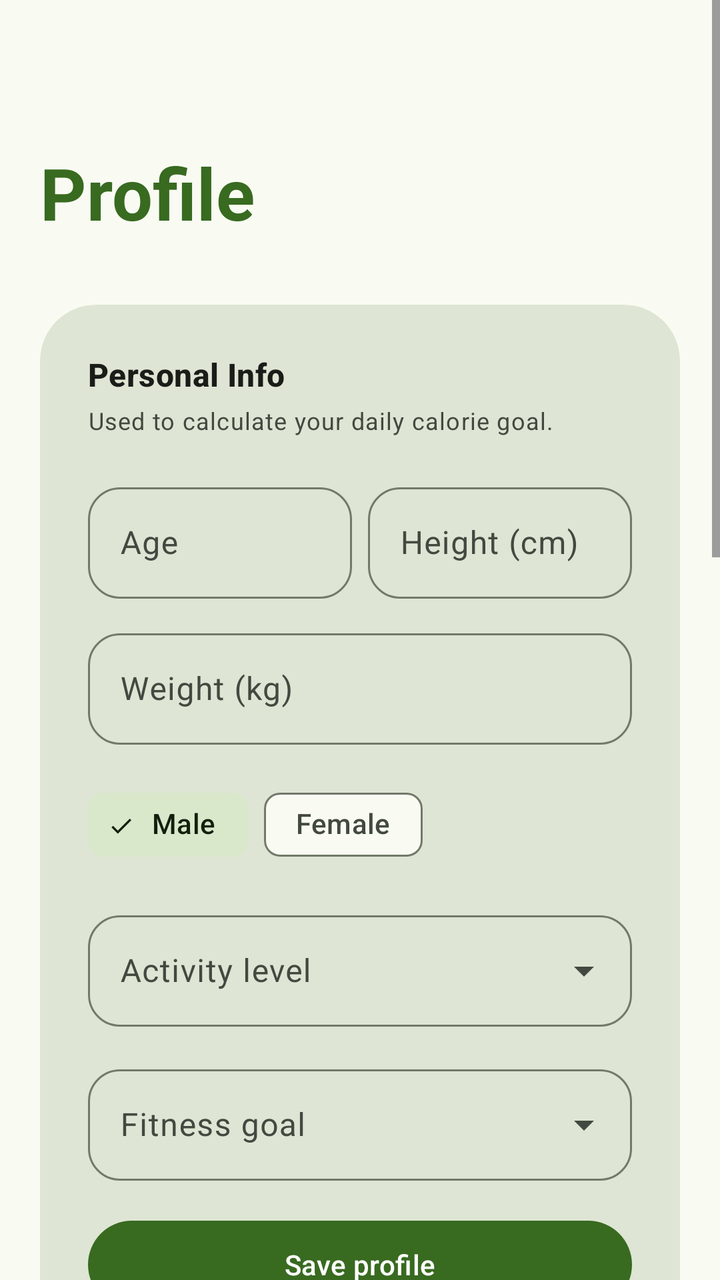
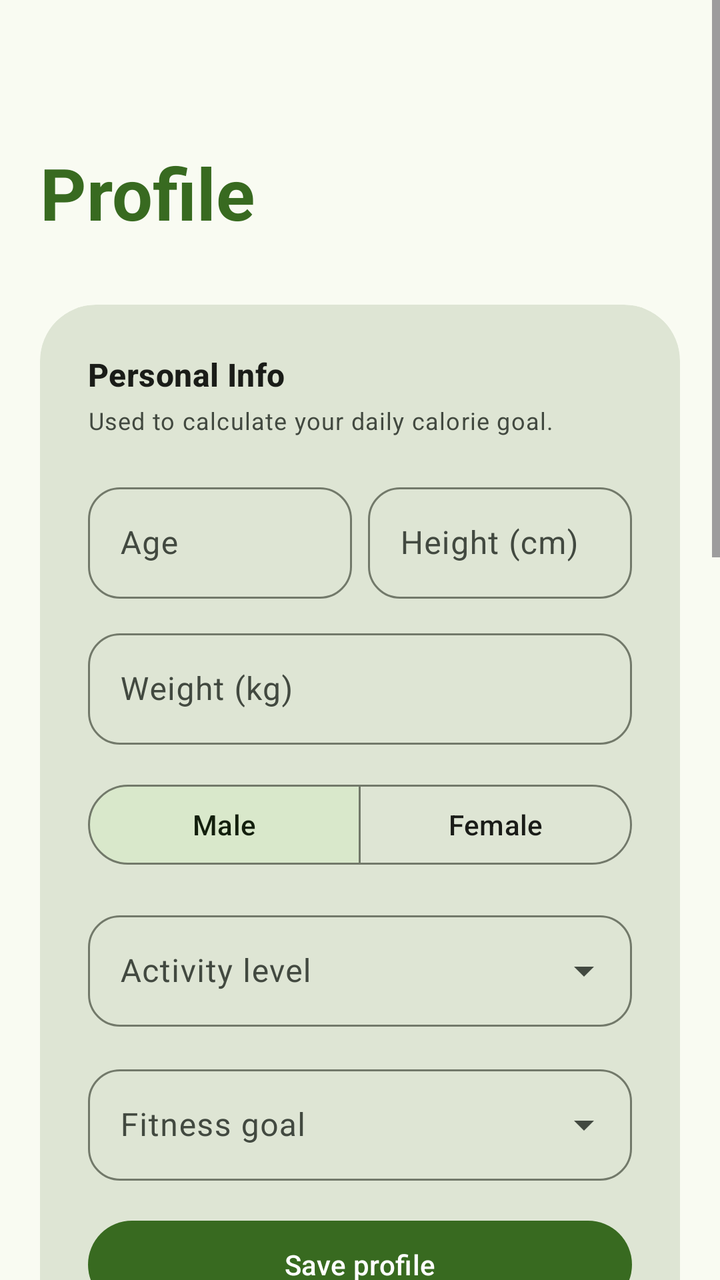

An Android layout rendered at two revisions. The XML below is the earlier revision; the diff shows what the commit changed to produce the second picture.
<!-- AndroidManifest.xml: application theme Theme.ScaScan -->
<!-- res/layout/fragment_profile.xml -->
<?xml version="1.0" encoding="utf-8"?>
<ScrollView
    xmlns:android="http://schemas.android.com/apk/res/android"
    xmlns:app="http://schemas.android.com/apk/res-auto"
    android:id="@+id/root"
    android:layout_width="match_parent"
    android:layout_height="match_parent"
    android:fillViewport="true"
    android:background="?android:colorBackground">

    <LinearLayout
        android:layout_width="match_parent"
        android:layout_height="wrap_content"
        android:orientation="vertical"
        android:paddingHorizontal="20dp"
        android:paddingTop="72dp"
        android:paddingBottom="32dp">

        <TextView
            android:layout_width="wrap_content"
            android:layout_height="wrap_content"
            android:text="@string/nav_profile"
            style="@style/TextAppearance.Material3.DisplaySmall"
            android:textStyle="bold"
            android:textColor="?attr/colorPrimary"
            android:layout_marginBottom="32dp" />

        
        <com.google.android.material.card.MaterialCardView
            android:id="@+id/cardSetupReminder"
            android:layout_width="match_parent"
            android:layout_height="wrap_content"
            android:layout_marginBottom="12dp"
            android:visibility="gone"
            app:cardBackgroundColor="?attr/colorTertiaryContainer"
            app:cardCornerRadius="20dp"
            app:cardElevation="0dp"
            app:strokeWidth="0dp">

            <LinearLayout
                android:layout_width="match_parent"
                android:layout_height="wrap_content"
                android:orientation="vertical"
                android:padding="20dp">

                <TextView
                    android:layout_width="wrap_content"
                    android:layout_height="wrap_content"
                    android:text="@string/profile_setup_reminder_title"
                    style="@style/TextAppearance.Material3.TitleSmall"
                    android:textStyle="bold"
                    android:textColor="?attr/colorOnTertiaryContainer"
                    android:layout_marginBottom="6dp" />

                <TextView
                    android:layout_width="wrap_content"
                    android:layout_height="wrap_content"
                    android:text="@string/profile_setup_reminder_body"
                    style="@style/TextAppearance.Material3.BodySmall"
                    android:textColor="?attr/colorOnTertiaryContainer" />

            </LinearLayout>
        </com.google.android.material.card.MaterialCardView>

        
        <com.google.android.material.card.MaterialCardView
            android:layout_width="match_parent"
            android:layout_height="wrap_content"
            android:layout_marginBottom="12dp"
            app:cardBackgroundColor="?attr/colorSurfaceVariant"
            app:cardCornerRadius="28dp"
            app:cardElevation="0dp"
            app:strokeWidth="0dp">

            <LinearLayout
                android:layout_width="match_parent"
                android:layout_height="wrap_content"
                android:orientation="vertical"
                android:padding="24dp">

                <TextView
                    android:layout_width="wrap_content"
                    android:layout_height="wrap_content"
                    android:text="@string/profile_info_title"
                    style="@style/TextAppearance.Material3.TitleMedium"
                    android:textStyle="bold"
                    android:textColor="?attr/colorOnSurface"
                    android:layout_marginBottom="4dp" />

                <TextView
                    android:layout_width="wrap_content"
                    android:layout_height="wrap_content"
                    android:text="@string/profile_info_desc"
                    style="@style/TextAppearance.Material3.BodySmall"
                    android:textColor="?attr/colorOnSurfaceVariant"
                    android:layout_marginBottom="20dp" />

                
                <LinearLayout
                    android:layout_width="match_parent"
                    android:layout_height="wrap_content"
                    android:orientation="horizontal"
                    android:layout_marginBottom="12dp">

                    <com.google.android.material.textfield.TextInputLayout
                        android:id="@+id/tilAge"
                        android:layout_width="0dp"
                        android:layout_height="wrap_content"
                        android:layout_weight="1"
                        android:layout_marginEnd="8dp"
                        android:hint="@string/profile_age_hint"
                        style="@style/Widget.Material3.TextInputLayout.OutlinedBox"
                        app:boxCornerRadiusBottomEnd="16dp"
                        app:boxCornerRadiusBottomStart="16dp"
                        app:boxCornerRadiusTopEnd="16dp"
                        app:boxCornerRadiusTopStart="16dp">

                        <com.google.android.material.textfield.TextInputEditText
                            android:id="@+id/etAge"
                            android:layout_width="match_parent"
                            android:layout_height="wrap_content"
                            android:inputType="number"
                            android:imeOptions="actionNext" />
                    </com.google.android.material.textfield.TextInputLayout>

                    <com.google.android.material.textfield.TextInputLayout
                        android:id="@+id/tilHeight"
                        android:layout_width="0dp"
                        android:layout_height="wrap_content"
                        android:layout_weight="1"
                        android:hint="@string/profile_height_hint"
                        style="@style/Widget.Material3.TextInputLayout.OutlinedBox"
                        app:boxCornerRadiusBottomEnd="16dp"
                        app:boxCornerRadiusBottomStart="16dp"
                        app:boxCornerRadiusTopEnd="16dp"
                        app:boxCornerRadiusTopStart="16dp">

                        <com.google.android.material.textfield.TextInputEditText
                            android:id="@+id/etHeight"
                            android:layout_width="match_parent"
                            android:layout_height="wrap_content"
                            android:inputType="number"
                            android:imeOptions="actionNext" />
                    </com.google.android.material.textfield.TextInputLayout>
                </LinearLayout>

                
                <com.google.android.material.textfield.TextInputLayout
                    android:id="@+id/tilWeight"
                    android:layout_width="match_parent"
                    android:layout_height="wrap_content"
                    android:layout_marginBottom="16dp"
                    android:hint="@string/profile_weight_hint"
                    style="@style/Widget.Material3.TextInputLayout.OutlinedBox"
                    app:boxCornerRadiusBottomEnd="16dp"
                    app:boxCornerRadiusBottomStart="16dp"
                    app:boxCornerRadiusTopEnd="16dp"
                    app:boxCornerRadiusTopStart="16dp">

                    <com.google.android.material.textfield.TextInputEditText
                        android:id="@+id/etWeight"
                        android:layout_width="match_parent"
                        android:layout_height="wrap_content"
                        android:inputType="numberDecimal"
                        android:imeOptions="actionNext" />
                </com.google.android.material.textfield.TextInputLayout>

                
                <com.google.android.material.chip.ChipGroup
                    android:id="@+id/chipGroupSex"
                    android:layout_width="match_parent"
                    android:layout_height="wrap_content"
                    android:layout_marginBottom="16dp"
                    app:singleSelection="true"
                    app:selectionRequired="true">

                    <com.google.android.material.chip.Chip
                        android:id="@+id/chipMale"
                        android:layout_width="wrap_content"
                        android:layout_height="wrap_content"
                        android:text="@string/profile_sex_male"
                        style="@style/Widget.Material3.Chip.Filter"
                        android:checked="true" />

                    <com.google.android.material.chip.Chip
                        android:id="@+id/chipFemale"
                        android:layout_width="wrap_content"
                        android:layout_height="wrap_content"
                        android:text="@string/profile_sex_female"
                        style="@style/Widget.Material3.Chip.Filter" />
                </com.google.android.material.chip.ChipGroup>

                
                <com.google.android.material.textfield.TextInputLayout
                    android:id="@+id/tilActivity"
                    android:layout_width="match_parent"
                    android:layout_height="wrap_content"
                    android:layout_marginBottom="16dp"
                    android:hint="@string/profile_activity_hint"
                    style="@style/Widget.Material3.TextInputLayout.OutlinedBox.ExposedDropdownMenu"
                    app:boxCornerRadiusBottomEnd="16dp"
                    app:boxCornerRadiusBottomStart="16dp"
                    app:boxCornerRadiusTopEnd="16dp"
                    app:boxCornerRadiusTopStart="16dp">

                    <com.google.android.material.textfield.MaterialAutoCompleteTextView
                        android:id="@+id/activitySelector"
                        android:layout_width="match_parent"
                        android:layout_height="wrap_content"
                        android:inputType="none" />
                </com.google.android.material.textfield.TextInputLayout>

                
                <com.google.android.material.textfield.TextInputLayout
                    android:id="@+id/tilGoal"
                    android:layout_width="match_parent"
                    android:layout_height="wrap_content"
                    android:layout_marginBottom="16dp"
                    android:hint="@string/profile_goal_hint"
                    style="@style/Widget.Material3.TextInputLayout.OutlinedBox.ExposedDropdownMenu"
                    app:boxCornerRadiusBottomEnd="16dp"
                    app:boxCornerRadiusBottomStart="16dp"
                    app:boxCornerRadiusTopEnd="16dp"
                    app:boxCornerRadiusTopStart="16dp">

                    <com.google.android.material.textfield.MaterialAutoCompleteTextView
                        android:id="@+id/goalSelector"
                        android:layout_width="match_parent"
                        android:layout_height="wrap_content"
                        android:inputType="none" />
                </com.google.android.material.textfield.TextInputLayout>

                
                <LinearLayout
                    android:id="@+id/layoutAiTarget"
                    android:layout_width="match_parent"
                    android:layout_height="wrap_content"
                    android:orientation="horizontal"
                    android:gravity="center_vertical"
                    android:layout_marginBottom="12dp"
                    android:visibility="gone">

                    <com.google.android.material.progressindicator.CircularProgressIndicator
                        android:id="@+id/progressAiTarget"
                        android:layout_width="20dp"
                        android:layout_height="20dp"
                        android:indeterminate="true"
                        android:layout_marginEnd="10dp"
                        app:indicatorSize="20dp"
                        app:trackThickness="2dp"
                        android:visibility="gone" />

                    <TextView
                        android:id="@+id/tvAiTargetStatus"
                        android:layout_width="0dp"
                        android:layout_height="wrap_content"
                        android:layout_weight="1"
                        style="@style/TextAppearance.Material3.BodySmall"
                        android:textColor="?attr/colorOnSurfaceVariant" />

                    <com.google.android.material.button.MaterialButton
                        android:id="@+id/btnRecompute"
                        android:layout_width="wrap_content"
                        android:layout_height="wrap_content"
                        android:text="@string/profile_recompute"
                        style="@style/Widget.Material3.Button.TextButton"
                        android:textSize="12sp"
                        android:visibility="gone" />
                </LinearLayout>

                <com.google.android.material.button.MaterialButton
                    android:id="@+id/btnSaveProfile"
                    android:layout_width="match_parent"
                    android:layout_height="52dp"
                    android:text="@string/profile_save_info" />

            </LinearLayout>
        </com.google.android.material.card.MaterialCardView>

        
        <com.google.android.material.card.MaterialCardView
            android:layout_width="match_parent"
            android:layout_height="wrap_content"
            android:layout_marginBottom="12dp"
            app:cardBackgroundColor="?attr/colorSurfaceVariant"
            app:cardCornerRadius="28dp"
            app:cardElevation="0dp"
            app:strokeWidth="0dp">

            <LinearLayout
                android:layout_width="match_parent"
                android:layout_height="wrap_content"
                android:orientation="vertical"
                android:padding="24dp">

                <TextView
                    android:layout_width="wrap_content"
                    android:layout_height="wrap_content"
                    android:text="@string/profile_api_key_title"
                    style="@style/TextAppearance.Material3.TitleMedium"
                    android:textStyle="bold"
                    android:textColor="?attr/colorOnSurface"
                    android:layout_marginBottom="4dp" />

                <TextView
                    android:layout_width="wrap_content"
                    android:layout_height="wrap_content"
                    android:text="@string/profile_api_key_desc"
                    style="@style/TextAppearance.Material3.BodySmall"
                    android:textColor="?attr/colorOnSurfaceVariant"
                    android:layout_marginBottom="20dp" />

                <com.google.android.material.textfield.TextInputLayout
                    android:id="@+id/tilApiKey"
                    android:layout_width="match_parent"
                    android:layout_height="wrap_content"
                    android:hint="@string/setup_key_hint"
                    style="@style/Widget.Material3.TextInputLayout.OutlinedBox"
                    app:boxCornerRadiusBottomEnd="20dp"
                    app:boxCornerRadiusBottomStart="20dp"
                    app:boxCornerRadiusTopEnd="20dp"
                    app:boxCornerRadiusTopStart="20dp"
                    app:endIconMode="password_toggle">

                    <com.google.android.material.textfield.TextInputEditText
                        android:id="@+id/etApiKey"
                        android:layout_width="match_parent"
                        android:layout_height="wrap_content"
                        android:inputType="textPassword"
                        android:imeOptions="actionDone"
                        android:fontFamily="monospace" />
                </com.google.android.material.textfield.TextInputLayout>

                <com.google.android.material.button.MaterialButton
                    android:id="@+id/btnSaveKey"
                    android:layout_width="match_parent"
                    android:layout_height="52dp"
                    android:text="@string/profile_save_key"
                    android:layout_marginTop="12dp" />

            </LinearLayout>
        </com.google.android.material.card.MaterialCardView>

        
        <com.google.android.material.card.MaterialCardView
            android:layout_width="match_parent"
            android:layout_height="wrap_content"
            android:layout_marginBottom="12dp"
            app:cardBackgroundColor="?attr/colorSurfaceVariant"
            app:cardCornerRadius="28dp"
            app:cardElevation="0dp"
            app:strokeWidth="0dp">

            <LinearLayout
                android:layout_width="match_parent"
                android:layout_height="wrap_content"
                android:orientation="vertical"
                android:padding="24dp">

                <TextView
                    android:layout_width="wrap_content"
                    android:layout_height="wrap_content"
                    android:text="@string/profile_model_title"
                    style="@style/TextAppearance.Material3.TitleMedium"
                    android:textStyle="bold"
                    android:textColor="?attr/colorOnSurface"
                    android:layout_marginBottom="4dp" />

                <TextView
                    android:layout_width="wrap_content"
                    android:layout_height="wrap_content"
                    android:text="@string/profile_model_desc"
                    style="@style/TextAppearance.Material3.BodySmall"
                    android:textColor="?attr/colorOnSurfaceVariant"
                    android:layout_marginBottom="20dp" />

                <com.google.android.material.textfield.TextInputLayout
                    android:id="@+id/tilModel"
                    android:layout_width="match_parent"
                    android:layout_height="wrap_content"
                    android:hint="@string/profile_model_hint"
                    style="@style/Widget.Material3.TextInputLayout.OutlinedBox.ExposedDropdownMenu"
                    app:boxCornerRadiusBottomEnd="20dp"
                    app:boxCornerRadiusBottomStart="20dp"
                    app:boxCornerRadiusTopEnd="20dp"
                    app:boxCornerRadiusTopStart="20dp">

                    <com.google.android.material.textfield.MaterialAutoCompleteTextView
                        android:id="@+id/modelSelector"
                        android:layout_width="match_parent"
                        android:layout_height="wrap_content"
                        android:inputType="none" />
                </com.google.android.material.textfield.TextInputLayout>

            </LinearLayout>
        </com.google.android.material.card.MaterialCardView>

        
        <com.google.android.material.card.MaterialCardView
            android:layout_width="match_parent"
            android:layout_height="wrap_content"
            android:layout_marginBottom="12dp"
            app:cardBackgroundColor="?attr/colorSurfaceVariant"
            app:cardCornerRadius="28dp"
            app:cardElevation="0dp"
            app:strokeWidth="0dp">

            <LinearLayout
                android:layout_width="match_parent"
                android:layout_height="wrap_content"
                android:orientation="vertical"
                android:padding="24dp">

                <LinearLayout
                    android:layout_width="match_parent"
                    android:layout_height="wrap_content"
                    android:orientation="horizontal"
                    android:gravity="center_vertical"
                    android:layout_marginBottom="4dp">

                    <TextView
                        android:layout_width="0dp"
                        android:layout_height="wrap_content"
                        android:layout_weight="1"
                        android:text="@string/profile_health_title"
                        style="@style/TextAppearance.Material3.TitleMedium"
                        android:textStyle="bold"
                        android:textColor="?attr/colorOnSurface" />

                    <com.google.android.material.chip.Chip
                        android:id="@+id/chipHcProfile"
                        android:layout_width="wrap_content"
                        android:layout_height="wrap_content"
                        android:text="@string/coming_soon"
                        android:clickable="false"
                        style="@style/Widget.Material3.Chip.Suggestion" />
                </LinearLayout>

                <TextView
                    android:layout_width="match_parent"
                    android:layout_height="wrap_content"
                    android:text="@string/profile_health_desc"
                    style="@style/TextAppearance.Material3.BodySmall"
                    android:textColor="?attr/colorOnSurfaceVariant"
                    android:layout_marginBottom="16dp" />

                
                <com.google.android.material.button.MaterialButton
                    android:id="@+id/btnConnectHcProfile"
                    android:layout_width="match_parent"
                    android:layout_height="52dp"
                    android:text="@string/hc_connect"
                    android:visibility="gone" />

                
                <com.google.android.material.button.MaterialButton
                    android:id="@+id/btnSyncWeight"
                    android:layout_width="match_parent"
                    android:layout_height="52dp"
                    android:text="@string/hc_sync_weight"
                    android:visibility="gone" />

                <com.google.android.material.button.MaterialButton
                    android:id="@+id/btnDisconnectHc"
                    android:layout_width="match_parent"
                    android:layout_height="wrap_content"
                    android:text="@string/hc_disconnect"
                    style="@style/Widget.Material3.Button.TextButton"
                    android:layout_marginTop="4dp"
                    android:visibility="gone" />
            </LinearLayout>
        </com.google.android.material.card.MaterialCardView>

        
        <com.google.android.material.card.MaterialCardView
            android:layout_width="match_parent"
            android:layout_height="wrap_content"
            app:cardBackgroundColor="?attr/colorSurfaceVariant"
            app:cardCornerRadius="28dp"
            app:cardElevation="0dp"
            app:strokeWidth="0dp">

            <LinearLayout
                android:layout_width="match_parent"
                android:layout_height="wrap_content"
                android:orientation="vertical"
                android:padding="24dp">

                <TextView
                    android:layout_width="wrap_content"
                    android:layout_height="wrap_content"
                    android:text="@string/app_name"
                    style="@style/TextAppearance.Material3.TitleMedium"
                    android:textStyle="bold"
                    android:textColor="?attr/colorOnSurface"
                    android:layout_marginBottom="4dp" />

                <TextView
                    android:layout_width="wrap_content"
                    android:layout_height="wrap_content"
                    android:text="@string/profile_about_desc"
                    style="@style/TextAppearance.Material3.BodySmall"
                    android:textColor="?attr/colorOnSurfaceVariant" />
            </LinearLayout>
        </com.google.android.material.card.MaterialCardView>

    </LinearLayout>
</ScrollView>
<!-- resources referenced by this layout -->
<resources>
  <string name="app_name">ScaScan</string>
  <string name="coming_soon">Coming soon</string>
  <string name="hc_connect">Connect Health Connect</string>
  <string name="hc_disconnect">Disconnect</string>
  <string name="hc_sync_weight">Sync weight</string>
  <string name="nav_profile">Profile</string>
  <string name="profile_about_desc">Powered by Gemini AI · Built with Material 3 Expressive</string>
  <string name="profile_activity_hint">Activity level</string>
  <string name="profile_age_hint">Age</string>
  <string name="profile_api_key_desc">ScaScan uses Google Gemini to analyse food. Get your key at aistudio.google.com.</string>
  <string name="profile_api_key_title">Gemini API Key</string>
  <string name="profile_goal_hint">Fitness goal</string>
  <string name="profile_health_desc">Connect your Google Health data to enable calorie tracking and adaptive daily goals.</string>
  <string name="profile_health_title">Health Connect</string>
  <string name="profile_height_hint">Height (cm)</string>
  <string name="profile_info_desc">Used to calculate your daily calorie goal.</string>
  <string name="profile_info_title">Personal Info</string>
  <string name="profile_model_desc">Select the Gemini model used for food analysis. Models are fetched live from your API key.</string>
  <string name="profile_model_hint">Select model</string>
  <string name="profile_model_title">AI Model</string>
  <string name="profile_recompute">Recompute</string>
  <string name="profile_save_info">Save profile</string>
  <string name="profile_save_key">Save key</string>
  <string name="profile_setup_reminder_body">Your daily calorie goal is currently estimated. Select a fitness goal below and save your profile to get an AI-computed personalized target.</string>
  <string name="profile_setup_reminder_title">Personalized targets not set</string>
  <string name="profile_sex_female">Female</string>
  <string name="profile_sex_male">Male</string>
  <string name="profile_weight_hint">Weight (kg)</string>
  <string name="setup_key_hint">Gemini API key</string>
  <color name="colorPrimary">#386A20</color>
  <color name="colorOnPrimary">#FFFFFF</color>
  <color name="colorPrimaryContainer">#B7F397</color>
  <color name="colorOnPrimaryContainer">#042100</color>
  <color name="colorSecondary">#55624C</color>
  <color name="colorOnSecondary">#FFFFFF</color>
  <color name="colorSecondaryContainer">#D9E8CB</color>
  <color name="colorOnSecondaryContainer">#131F0D</color>
  <color name="colorTertiary">#386663</color>
  <color name="colorOnTertiary">#FFFFFF</color>
  <color name="colorTertiaryContainer">#BCECE8</color>
  <color name="colorOnTertiaryContainer">#00201F</color>
  <color name="colorError">#BA1A1A</color>
  <color name="colorOnError">#FFFFFF</color>
  <color name="colorBackground">#F9FBF2</color>
  <color name="colorSurface">#F9FBF2</color>
  <color name="colorOnSurface">#1A1C18</color>
  <color name="colorSurfaceVariant">#DEE5D4</color>
  <color name="colorOnSurfaceVariant">#424940</color>
  <color name="colorOutline">#72796A</color>
  <color name="colorOutlineVariant">#C2C9BA</color>
  <style name="ShapeAppearance.App.Pill" parent="">
          <item name="cornerFamily">rounded</item>
          <item name="cornerSize">50%</item>
      </style>
  <style name="ShapeAppearance.App.LargeRounded" parent="">
          <item name="cornerFamily">rounded</item>
          <item name="cornerSize">28dp</item>
      </style>
  <style name="Widget.App.FloatingActionButton" parent="Widget.Material3.FloatingActionButton.Large.Primary">
          <item name="shapeAppearance">@style/ShapeAppearance.App.Pill</item>
      </style>
  <style name="Widget.App.ExtendedFab" parent="Widget.Material3.ExtendedFloatingActionButton.Primary">
          <item name="shapeAppearance">@style/ShapeAppearance.App.Pill</item>
      </style>
  <!-- unchanged entries left out for length: 4 -->
</resources>

<!-- the commit's change to res/layout/fragment_profile.xml (unified diff, before → after) -->
@@ -166,29 +166,31 @@
                 </com.google.android.material.textfield.TextInputLayout>
 
                 
-                <com.google.android.material.chip.ChipGroup
-                    android:id="@+id/chipGroupSex"
+                <com.google.android.material.button.MaterialButtonToggleGroup
+                    android:id="@+id/toggleGroupSex"
                     android:layout_width="match_parent"
                     android:layout_height="wrap_content"
                     android:layout_marginBottom="16dp"
                     app:singleSelection="true"
-                    app:selectionRequired="true">
-
-                    <com.google.android.material.chip.Chip
-                        android:id="@+id/chipMale"
-                        android:layout_width="wrap_content"
-                        android:layout_height="wrap_content"
-                        android:text="@string/profile_sex_male"
-                        style="@style/Widget.Material3.Chip.Filter"
-                        android:checked="true" />
-
-                    <com.google.android.material.chip.Chip
-                        android:id="@+id/chipFemale"
-                        android:layout_width="wrap_content"
-                        android:layout_height="wrap_content"
-                        android:text="@string/profile_sex_female"
-                        style="@style/Widget.Material3.Chip.Filter" />
-                </com.google.android.material.chip.ChipGroup>
+                    app:selectionRequired="true"
+                    app:checkedButton="@id/btnSexMale">
+
+                    <com.google.android.material.button.MaterialButton
+                        android:id="@+id/btnSexMale"
+                        style="@style/Widget.Material3.Button.OutlinedButton"
+                        android:layout_width="0dp"
+                        android:layout_height="wrap_content"
+                        android:layout_weight="1"
+                        android:text="@string/profile_sex_male" />
+
+                    <com.google.android.material.button.MaterialButton
+                        android:id="@+id/btnSexFemale"
+                        style="@style/Widget.Material3.Button.OutlinedButton"
+                        android:layout_width="0dp"
+                        android:layout_height="wrap_content"
+                        android:layout_weight="1"
+                        android:text="@string/profile_sex_female" />
+                </com.google.android.material.button.MaterialButtonToggleGroup>
 
                 
                 <com.google.android.material.textfield.TextInputLayout
